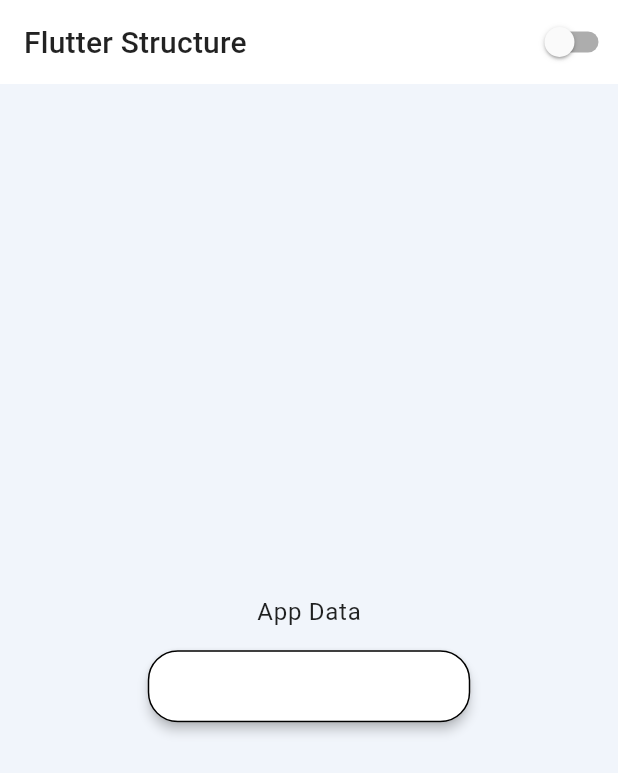
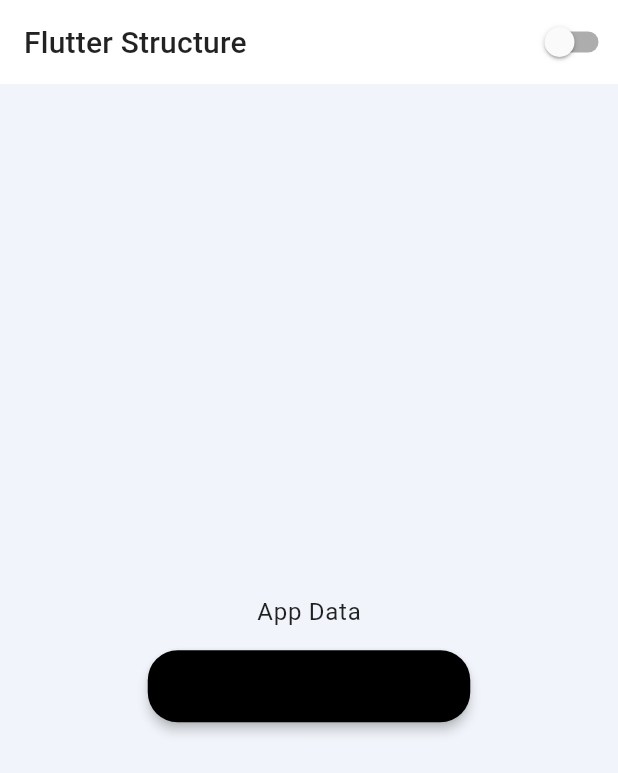
Before and after one commit to abhihasabe/flutter-app-structure, a Flutter app: the screen it shows after launch, on a phone screen of 412 x 824 dp. Shown: the top 773 px of the screen. Run offline on Flutter 3.47's test engine with Material 2 defaults, Android fonts, the phone set to English and light mode, and no system bars; our stand-ins replace connectivity, fluttertoast, shared_preferences, sqflite; accounts and stored records are empty.

Commit message:
Inital Push

```diff
--- a/lib/screens/dashboard_screen.dart
+++ b/lib/screens/dashboard_screen.dart
@@ -1,5 +1,6 @@
 import 'package:flutter/material.dart';
 import 'package:news_app/utils/connection.helper.dart';
+import 'package:news_app/utils/dialog.helper.dart';
 import 'package:news_app/widgets/button.dart';
 import 'package:news_app/widgets/change_theme_button_widget.dart';
 import 'package:news_app/widgets/snackbar.dart';
@@ -36,7 +37,8 @@ class _Dashboard extends State {
               label: "Go to Login Page ",
               onPress: () async {
                 await ConnectionHelper?.hasConnection()==true?
-                ToastWidget.show("Internet Connected"):SnackbarWidget(
+                DialogHelper.launchURL("http://www.google.com"):
+                SnackbarWidget(
                     key,
                     error: true,
                     message: "Please check Internet Connection",
--- a/lib/theme/colors.dart
+++ b/lib/theme/colors.dart
@@ -12,8 +12,8 @@ final Color accentDarkColor = Colors.white;
 final Color indicatorColor = Color(0xffCBDCF8);
 final Color indicatorDarkColor = Color(0xff0E1D36);
 
-final Color buttonColor = Color(0xff3B3B3B);
-final Color buttonDarkColor = Color(0xffF1F5FB);
+final Color buttonColor = Colors.white;
+final Color buttonDarkColor = Color(0xff3B3B3B);
 
 final Color hintColor = Colors.white;
 final Color hintDarkColor = Color(0xff280C0B);
--- a/lib/theme/theme.dart
+++ b/lib/theme/theme.dart
@@ -33,8 +33,8 @@ class MyThemes {
       selectedIconTheme: IconThemeData(color: primaryDarkColor),
       showUnselectedLabels: true,
     ),
-    buttonTheme: ThemeData.light().buttonTheme.copyWith(buttonColor: Colors.black,
-        colorScheme: ThemeData.light().colorScheme.copyWith(secondary: Colors.black)),
+    buttonTheme: ThemeData.light().buttonTheme.copyWith(buttonColor: Colors.white,
+        colorScheme: ThemeData.light().colorScheme.copyWith(secondary: Colors.white)),
   );
 
   static final lightTheme = ThemeData(
@@ -57,8 +57,8 @@ class MyThemes {
     textTheme: _customTextTheme(baseLight.textTheme,textColor, "lightTheme"),
     primaryTextTheme: _customTextTheme(baseLight.primaryTextTheme,textColor, "lightTheme"),
     accentTextTheme: _customTextTheme(baseLight.accentTextTheme,textColor, "lightTheme"),
-    buttonTheme: ThemeData.light().buttonTheme.copyWith(buttonColor: Colors.white,
-        colorScheme: ThemeData.light().colorScheme.copyWith(secondary: Colors.white)),
+    buttonTheme: ThemeData.light().buttonTheme.copyWith(buttonColor: Colors.black,
+        colorScheme: ThemeData.light().colorScheme.copyWith(secondary: Colors.black)),
     colorScheme: ColorScheme.light(),
     bottomNavigationBarTheme: BottomNavigationBarThemeData(
       backgroundColor: Colors.white,
--- a/lib/widgets/button.dart
+++ b/lib/widgets/button.dart
@@ -54,7 +54,6 @@ class ButtonWidget extends StatelessWidget {
             primary: Theme.of(context).buttonColor,
             padding: EdgeInsets.symmetric(vertical: 16.0, horizontal: 45.0),
             shape: RoundedRectangleBorder(
-                side: BorderSide( color: borderColor),
                 borderRadius: BorderRadius.circular(20)
             ),
             elevation: _elevation
--- a/pubspec.yaml
+++ b/pubspec.yaml
@@ -28,6 +28,9 @@ dependencies:
   fluttertoast: any
   shared_preferences: any
   sqflite: any
+  http: any
+  webfeed: any
+  url_launcher: any
 
 
   # The following adds the Cupertino Icons font to your application.
```
Also changed, not shown: lib/utils/dialog.helper.dart (+9 -0 lines), pubspec.lock.
